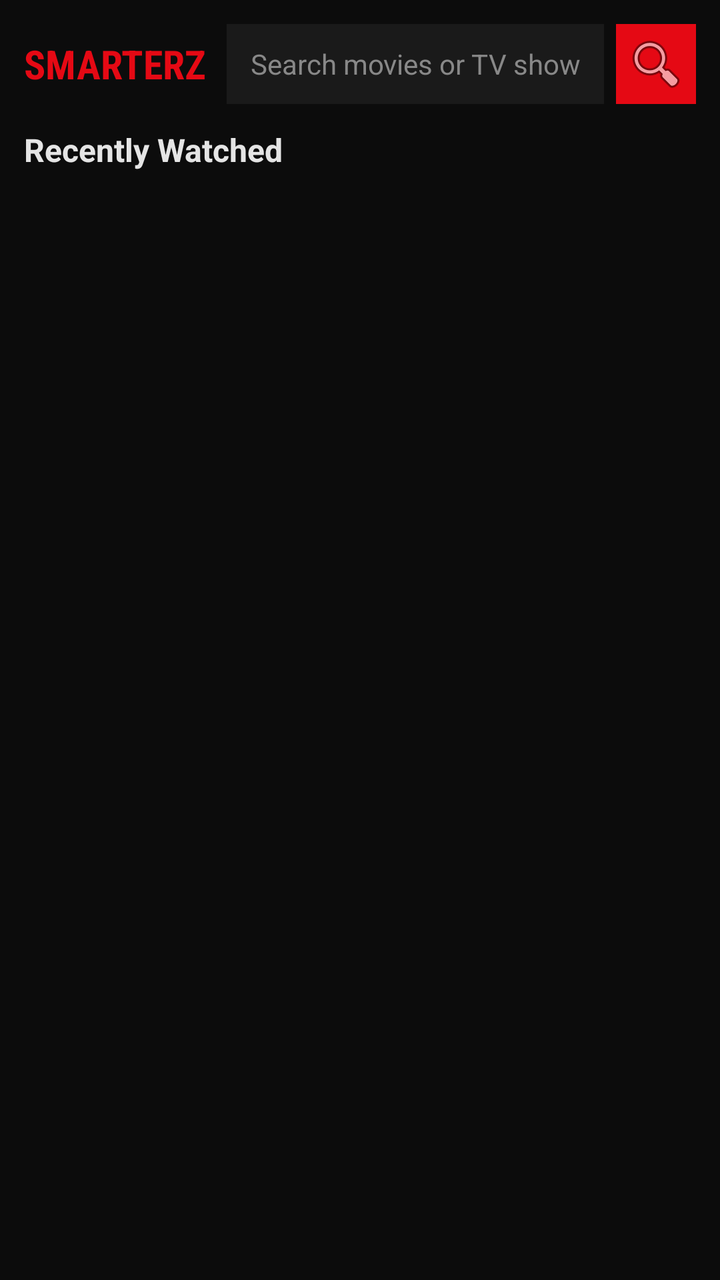
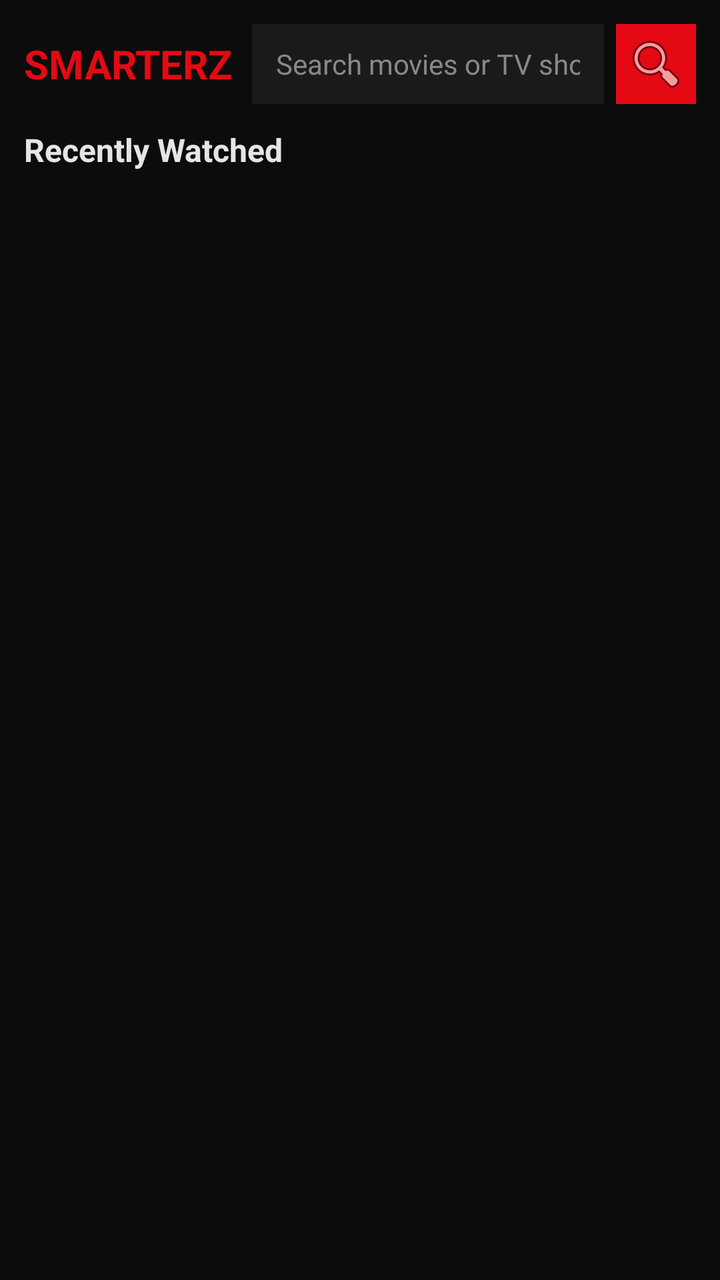

Compare the two renders of this Android layout. The source of the first and the diff that turns it into the second are given below.
<!-- AndroidManifest.xml: application theme Theme.Smarterz -->
<!-- res/layout/activity_main.xml -->
<?xml version="1.0" encoding="utf-8"?>
<FrameLayout xmlns:android="http://schemas.android.com/apk/res/android"
    android:layout_width="match_parent"
    android:layout_height="match_parent"
    android:background="#0c0c0c">

    
    <ScrollView
        android:layout_width="match_parent"
        android:layout_height="match_parent">

        <LinearLayout
            android:layout_width="match_parent"
            android:layout_height="wrap_content"
            android:orientation="vertical"
            android:padding="12dp">

            
            <LinearLayout
                android:layout_width="match_parent"
                android:layout_height="wrap_content"
                android:orientation="horizontal"
                android:layout_marginBottom="12dp"
                android:gravity="center_vertical">

                <TextView
                    android:id="@+id/homeLogo"
                    android:layout_width="wrap_content"
                    android:layout_height="wrap_content"
                    android:text="SMARTERZ"
                    android:textColor="#E50914"
                    android:textSize="20sp"
                    android:textStyle="bold"
                    android:paddingEnd="10dp"
                    android:fontFamily="sans-serif-condensed" />

                <EditText
                    android:id="@+id/searchInput"
                    android:layout_width="0dp"
                    android:layout_height="40dp"
                    android:layout_weight="1"
                    android:background="#1a1a1a"
                    android:hint="Search movies or TV shows…"
                    android:textColorHint="#888888"
                    android:textColor="#e5e5e5"
                    android:textSize="14sp"
                    android:paddingStart="12dp"
                    android:paddingEnd="12dp"
                    android:imeOptions="actionSearch"
                    android:inputType="text"
                    android:maxLines="1"
                    android:singleLine="true" />

                <ImageButton
                    android:id="@+id/searchButton"
                    android:layout_width="40dp"
                    android:layout_height="40dp"
                    android:src="@android:drawable/ic_menu_search"
                    android:background="#E50914"
                    android:layout_marginStart="6dp"
                    android:contentDescription="Search" />
            </LinearLayout>

            
            <LinearLayout
                android:id="@+id/homeSection"
                android:layout_width="match_parent"
                android:layout_height="wrap_content"
                android:orientation="vertical"
                android:visibility="visible">

                <TextView
                    android:layout_width="wrap_content"
                    android:layout_height="wrap_content"
                    android:text="Recently Watched"
                    android:textColor="#e5e5e5"
                    android:textSize="16sp"
                    android:textStyle="bold"
                    android:layout_marginBottom="8dp" />

                <TextView
                    android:id="@+id/recentEmpty"
                    android:layout_width="wrap_content"
                    android:layout_height="wrap_content"
                    android:text="No recent items yet. Search for a movie or show!"
                    android:textColor="#888"
                    android:textSize="13sp"
                    android:visibility="gone" />

                <androidx.recyclerview.widget.RecyclerView
                    android:id="@+id/recentRecycler"
                    android:layout_width="match_parent"
                    android:layout_height="180dp"
                    android:visibility="gone"
                    android:clipToPadding="false"
                    android:paddingEnd="8dp" />
            </LinearLayout>

            
            <LinearLayout
                android:id="@+id/searchSection"
                android:layout_width="match_parent"
                android:layout_height="wrap_content"
                android:orientation="vertical"
                android:visibility="gone">

                <ProgressBar
                    android:id="@+id/searchLoading"
                    android:layout_width="wrap_content"
                    android:layout_height="wrap_content"
                    android:layout_gravity="center_horizontal"
                    android:visibility="gone" />

                <androidx.recyclerview.widget.RecyclerView
                    android:id="@+id/searchRecycler"
                    android:layout_width="match_parent"
                    android:layout_height="wrap_content"
                    android:visibility="gone"
                    android:nestedScrollingEnabled="false" />

                
                <LinearLayout
                    android:id="@+id/paginationRow"
                    android:layout_width="match_parent"
                    android:layout_height="wrap_content"
                    android:orientation="horizontal"
                    android:gravity="center"
                    android:layout_marginTop="8dp"
                    android:visibility="gone">

                    <Button
                        android:id="@+id/prevPageBtn"
                        android:layout_width="wrap_content"
                        android:layout_height="36dp"
                        android:text="Prev"
                        android:textSize="12sp"
                        android:backgroundTint="#E50914"
                        android:layout_marginEnd="12dp" />

                    <TextView
                        android:id="@+id/pageIndicator"
                        android:layout_width="wrap_content"
                        android:layout_height="wrap_content"
                        android:textColor="#e5e5e5"
                        android:textSize="13sp"
                        android:layout_marginEnd="12dp" />

                    <Button
                        android:id="@+id/nextPageBtn"
                        android:layout_width="wrap_content"
                        android:layout_height="36dp"
                        android:text="Next"
                        android:textSize="12sp"
                        android:backgroundTint="#E50914" />
                </LinearLayout>
            </LinearLayout>

            
            <LinearLayout
                android:id="@+id/detailSection"
                android:layout_width="match_parent"
                android:layout_height="wrap_content"
                android:orientation="vertical"
                android:visibility="gone">

                <ProgressBar
                    android:id="@+id/detailLoading"
                    android:layout_width="wrap_content"
                    android:layout_height="wrap_content"
                    android:layout_gravity="center_horizontal"
                    android:visibility="gone" />

                <LinearLayout
                    android:id="@+id/detailContent"
                    android:layout_width="match_parent"
                    android:layout_height="wrap_content"
                    android:orientation="vertical"
                    android:visibility="gone">

                    <ImageView
                        android:id="@+id/detailPoster"
                        android:layout_width="140dp"
                        android:layout_height="210dp"
                        android:layout_gravity="center_horizontal"
                        android:layout_marginBottom="12dp"
                        android:scaleType="centerCrop"
                        android:contentDescription="Poster" />

                    <TextView
                        android:id="@+id/detailTitle"
                        android:layout_width="match_parent"
                        android:layout_height="wrap_content"
                        android:textColor="#e5e5e5"
                        android:textSize="20sp"
                        android:textStyle="bold"
                        android:gravity="center"
                        android:layout_marginBottom="8dp" />

                    <LinearLayout
                        android:layout_width="match_parent"
                        android:layout_height="wrap_content"
                        android:orientation="horizontal"
                        android:gravity="center"
                        android:layout_marginBottom="10dp">

                        <TextView
                            android:id="@+id/detailBadge1"
                            android:layout_width="wrap_content"
                            android:layout_height="wrap_content"
                            android:textColor="#e5e5e5"
                            android:textSize="13sp"
                            android:background="#2a2a2a"
                            android:paddingStart="8dp"
                            android:paddingEnd="8dp"
                            android:paddingTop="4dp"
                            android:paddingBottom="4dp"
                            android:layout_marginEnd="8dp" />

                        <TextView
                            android:id="@+id/detailBadge2"
                            android:layout_width="wrap_content"
                            android:layout_height="wrap_content"
                            android:textColor="#e5e5e5"
                            android:textSize="13sp"
                            android:background="#2a2a2a"
                            android:paddingStart="8dp"
                            android:paddingEnd="8dp"
                            android:paddingTop="4dp"
                            android:paddingBottom="4dp" />
                    </LinearLayout>

                    <TextView
                        android:id="@+id/detailOverview"
                        android:layout_width="match_parent"
                        android:layout_height="wrap_content"
                        android:textColor="#b3b3b3"
                        android:textSize="13sp"
                        android:layout_marginBottom="16dp" />

                    <Button
                        android:id="@+id/playButton"
                        android:layout_width="match_parent"
                        android:layout_height="48dp"
                        android:text="▶  Play"
                        android:textSize="16sp"
                        android:textStyle="bold"
                        android:backgroundTint="#E50914"
                        android:textColor="#FFFFFF" />
                </LinearLayout>
            </LinearLayout>

        </LinearLayout>
    </ScrollView>

    
    <FrameLayout
        android:id="@+id/playerModal"
        android:layout_width="match_parent"
        android:layout_height="match_parent"
        android:background="#000000"
        android:visibility="gone">

        <WebView
            android:id="@+id/playerWebView"
            android:layout_width="match_parent"
            android:layout_height="match_parent" />

        
        <LinearLayout
            android:id="@+id/tvControls"
            android:layout_width="match_parent"
            android:layout_height="wrap_content"
            android:layout_gravity="bottom"
            android:orientation="vertical"
            android:background="#CC000000"
            android:padding="8dp"
            android:visibility="gone">

            
            <LinearLayout
                android:layout_width="match_parent"
                android:layout_height="wrap_content"
                android:orientation="horizontal"
                android:gravity="center_vertical"
                android:layout_marginBottom="4dp">

                <Spinner
                    android:id="@+id/seasonSpinner"
                    android:layout_width="0dp"
                    android:layout_height="36dp"
                    android:layout_weight="1"
                    android:backgroundTint="#e5e5e5"
                    android:layout_marginEnd="6dp" />

                <Spinner
                    android:id="@+id/episodeSpinner"
                    android:layout_width="0dp"
                    android:layout_height="36dp"
                    android:layout_weight="1"
                    android:backgroundTint="#e5e5e5" />
            </LinearLayout>

            
            <LinearLayout
                android:layout_width="match_parent"
                android:layout_height="wrap_content"
                android:orientation="horizontal"
                android:gravity="center">

                <Button
                    android:id="@+id/prevEpisodeBtn"
                    android:layout_width="wrap_content"
                    android:layout_height="36dp"
                    android:text="◀ Prev"
                    android:textSize="12sp"
                    android:backgroundTint="#E50914"
                    android:layout_marginEnd="12dp" />

                <TextView
                    android:id="@+id/currentEpisodeLabel"
                    android:layout_width="wrap_content"
                    android:layout_height="wrap_content"
                    android:textColor="#e5e5e5"
                    android:textSize="13sp"
                    android:layout_marginEnd="12dp" />

                <Button
                    android:id="@+id/nextEpisodeBtn"
                    android:layout_width="wrap_content"
                    android:layout_height="36dp"
                    android:text="Next ▶"
                    android:textSize="12sp"
                    android:backgroundTint="#E50914" />
            </LinearLayout>
        </LinearLayout>

        
        <FrameLayout
            android:id="@+id/movieControls"
            android:layout_width="match_parent"
            android:layout_height="wrap_content"
            android:layout_gravity="bottom"
            android:visibility="gone" />

        
        <ImageButton
            android:id="@+id/closePlayer"
            android:layout_width="40dp"
            android:layout_height="40dp"
            android:layout_gravity="top|end"
            android:layout_margin="8dp"
            android:src="@android:drawable/ic_menu_close_clear_cancel"
            android:background="#CC000000"
            android:contentDescription="Close player" />
    </FrameLayout>

</FrameLayout>
<!-- resources referenced by this layout -->
<resources>
  <style name="Theme.Smarterz" parent="Theme.MaterialComponents.DayNight.NoActionBar">
          <item name="colorPrimary">#E50914</item>
          <item name="colorPrimaryVariant">#B20710</item>
          <item name="colorOnPrimary">#FFFFFF</item>
          <item name="colorSecondary">#E50914</item>
          <item name="colorOnSecondary">#FFFFFF</item>
          <item name="android:statusBarColor">#0c0c0c</item>
          <item name="android:navigationBarColor">#0c0c0c</item>
          <item name="android:windowBackground">#0c0c0c</item>
          <item name="android:textColorPrimary">#e5e5e5</item>
          <item name="android:textColorSecondary">#b3b3b3</item>
      </style>
</resources>

<!-- the commit's change to res/layout/activity_main.xml (unified diff, before → after) -->
@@ -31,8 +31,7 @@
                     android:textColor="#E50914"
                     android:textSize="20sp"
                     android:textStyle="bold"
-                    android:paddingEnd="10dp"
-                    android:fontFamily="sans-serif-condensed" />
+                    android:paddingEnd="10dp" />
 
                 <EditText
                     android:id="@+id/searchInput"
@@ -40,7 +39,7 @@
                     android:layout_height="40dp"
                     android:layout_weight="1"
                     android:background="#1a1a1a"
-                    android:hint="Search movies or TV shows…"
+                    android:hint="Search movies or TV shows"
                     android:textColorHint="#888888"
                     android:textColor="#e5e5e5"
                     android:textSize="14sp"
@@ -83,7 +82,7 @@
                     android:layout_width="wrap_content"
                     android:layout_height="wrap_content"
                     android:text="No recent items yet. Search for a movie or show!"
-                    android:textColor="#888"
+                    android:textColor="#888888"
                     android:textSize="13sp"
                     android:visibility="gone" />
 
@@ -130,6 +129,7 @@
 
                     <Button
                         android:id="@+id/prevPageBtn"
+                        style="@style/Widget.MaterialComponents.Button"
                         android:layout_width="wrap_content"
                         android:layout_height="36dp"
                         android:text="Prev"
@@ -147,6 +147,7 @@
 
                     <Button
                         android:id="@+id/nextPageBtn"
+                        style="@style/Widget.MaterialComponents.Button"
                         android:layout_width="wrap_content"
                         android:layout_height="36dp"
                         android:text="Next"
@@ -239,9 +240,10 @@
 
                     <Button
                         android:id="@+id/playButton"
+                        style="@style/Widget.MaterialComponents.Button"
                         android:layout_width="match_parent"
                         android:layout_height="48dp"
-                        android:text="▶  Play"
+                        android:text="Play"
                         android:textSize="16sp"
                         android:textStyle="bold"
                         android:backgroundTint="#E50914"
@@ -289,15 +291,13 @@
                     android:layout_width="0dp"
                     android:layout_height="36dp"
                     android:layout_weight="1"
-                    android:backgroundTint="#e5e5e5"
                     android:layout_marginEnd="6dp" />
 
                 <Spinner
                     android:id="@+id/episodeSpinner"
                     android:layout_width="0dp"
                     android:layout_height="36dp"
-                    android:layout_weight="1"
-                    android:backgroundTint="#e5e5e5" />
+                    android:layout_weight="1" />
             </LinearLayout>
 
             
@@ -309,9 +309,10 @@
 
                 <Button
                     android:id="@+id/prevEpisodeBtn"
+                    style="@style/Widget.MaterialComponents.Button"
                     android:layout_width="wrap_content"
                     android:layout_height="36dp"
-                    android:text="◀ Prev"
+                    android:text="Prev"
                     android:textSize="12sp"
                     android:backgroundTint="#E50914"
                     android:layout_marginEnd="12dp" />
@@ -326,20 +327,22 @@
 
                 <Button
                     android:id="@+id/nextEpisodeBtn"
+                    style="@style/Widget.MaterialComponents.Button"
                     android:layout_width="wrap_content"
                     android:layout_height="36dp"
-                    android:text="Next ▶"
+                    android:text="Next"
                     android:textSize="12sp"
                     android:backgroundTint="#E50914" />
             </LinearLayout>
         </LinearLayout>
 
         
-        <FrameLayout
+        <LinearLayout
             android:id="@+id/movieControls"
             android:layout_width="match_parent"
             android:layout_height="wrap_content"
             android:layout_gravity="bottom"
+            android:orientation="horizontal"
             android:visibility="gone" />
 
         
